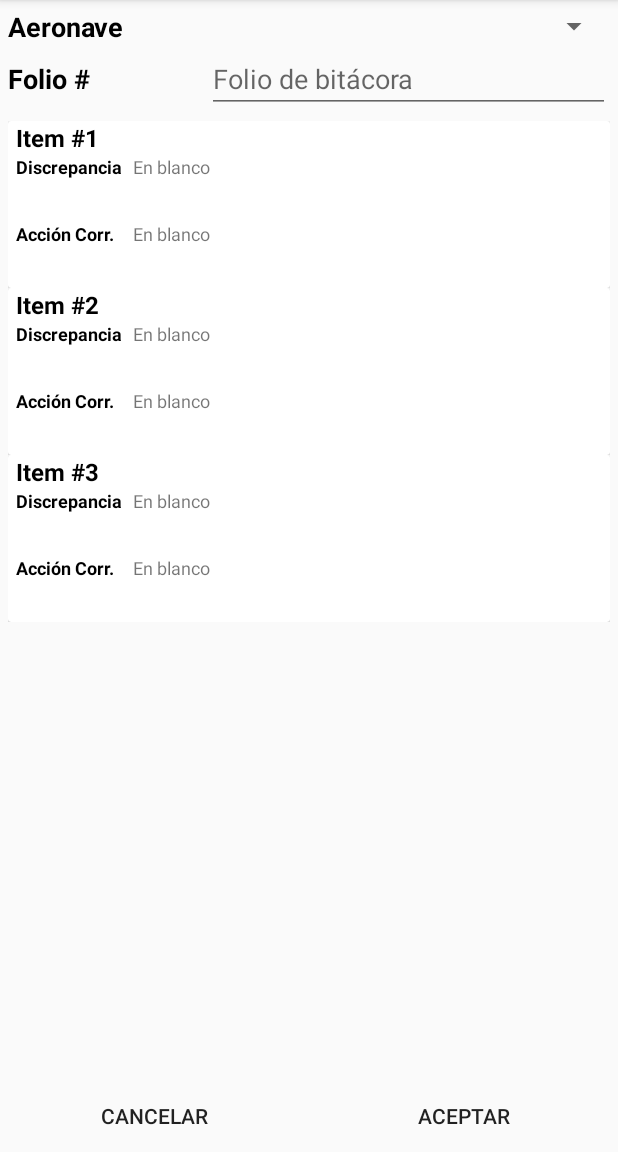
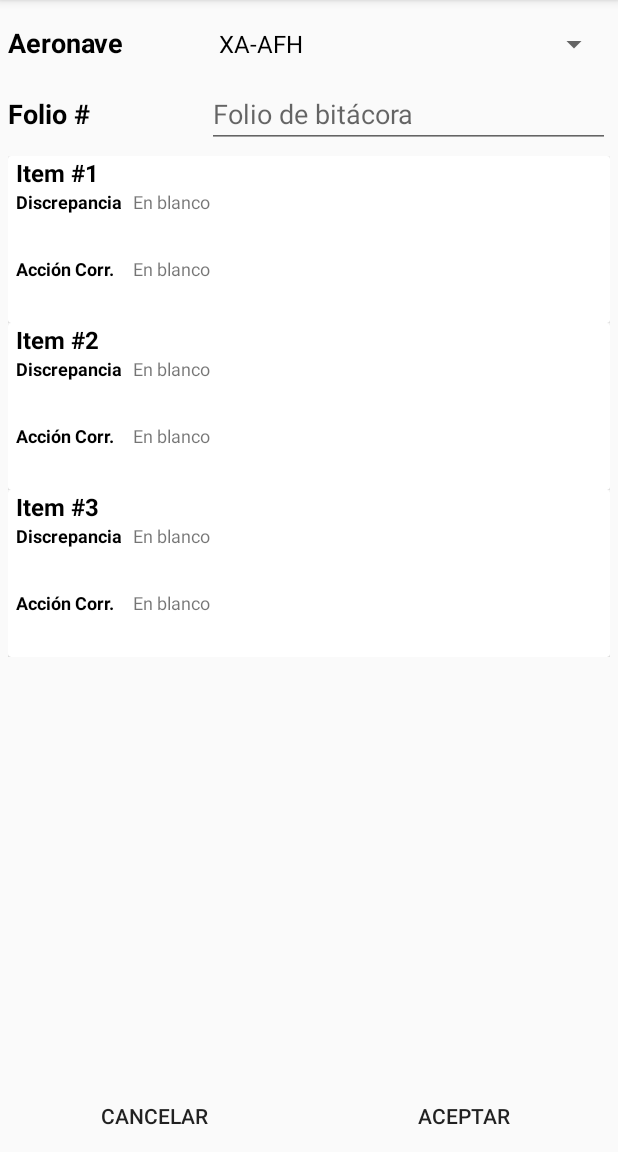
Before and after one commit to DefinitelyNotAnAlien/Android-tests, an Android app: the screen it shows after launch (MainActivity), on a phone screen of 412 x 824 dp, the part 84-1236 px from its top. Run offline under Robolectric (Android 15) with nearby library versions, the phone set to English and light mode, and no system bars.

```diff
--- a/CapturaTest/app/src/main/java/com/mycompany/capturatest/MainActivity.java
+++ b/CapturaTest/app/src/main/java/com/mycompany/capturatest/MainActivity.java
@@ -6,6 +6,7 @@ import androidx.recyclerview.widget.RecyclerView;
 
 import android.os.Bundle;
 import android.widget.ArrayAdapter;
+import android.widget.Spinner;
 
 import java.util.ArrayList;
 import java.util.Arrays;
@@ -19,9 +20,13 @@ public class MainActivity extends AppCompatActivity {
         setContentView(R.layout.activity_main);
 
         // Add items to aircraft selector
+        Spinner spinner = findViewById(R.id.aircraftSelector);
         List<String> aircraft = Arrays.asList((getResources().getStringArray(R.array.aircraft_array)));
         ArrayAdapter<String> spinnerAdapter = new ArrayAdapter<>(this,
                 android.R.layout.simple_spinner_dropdown_item, aircraft);
+        spinnerAdapter.setDropDownViewResource(android.R.layout.simple_spinner_dropdown_item);
+        spinnerAdapter.setDropDownViewResource(android.R.layout.select_dialog_singlechoice);
+        spinner.setAdapter(spinnerAdapter);
 
         // Add items to Recycler View
         RecyclerView recyclerView = findViewById(R.id.logItems);
@@ -29,8 +34,8 @@ public class MainActivity extends AppCompatActivity {
         LinearLayoutManager linearLayoutManager = new LinearLayoutManager(this);
         recyclerView.setLayoutManager(linearLayoutManager);
         List<LogItem> items = new ArrayList<>();
-        for (int i = 1; i <= 3; i++)
-            items.add(new LogItem(i));
+        // Maintenance log should only have 3 entry items
+        for (int i = 1; i <= 3; i++) items.add(new LogItem(i));
         LogAdapter adapter = new LogAdapter(items);
         recyclerView.setAdapter(adapter);
     }
```
